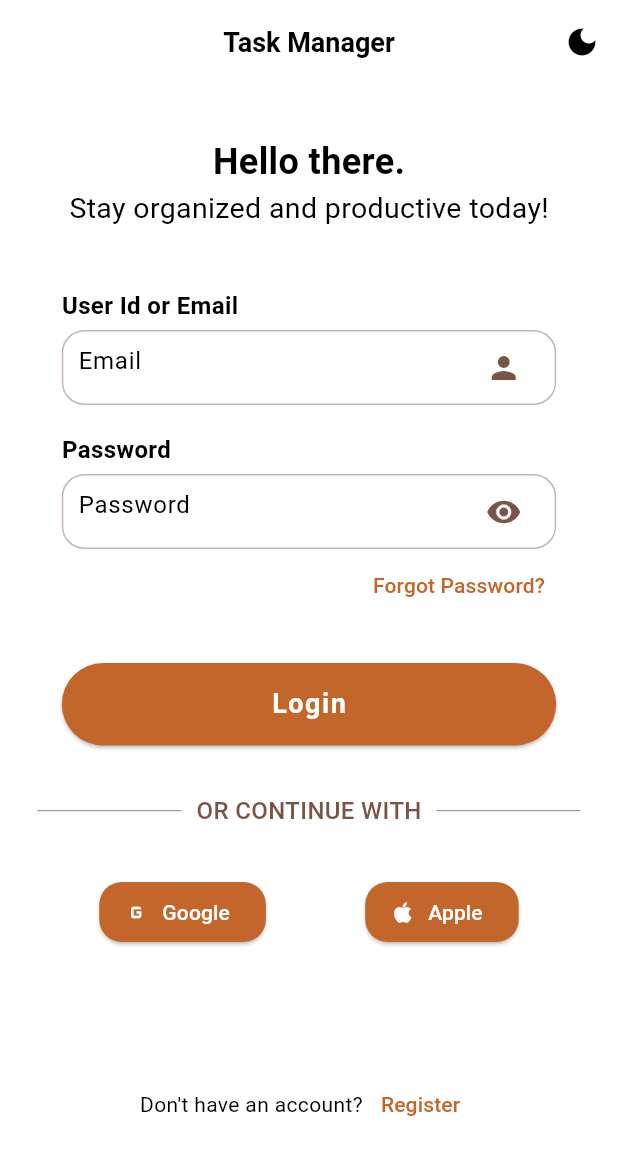
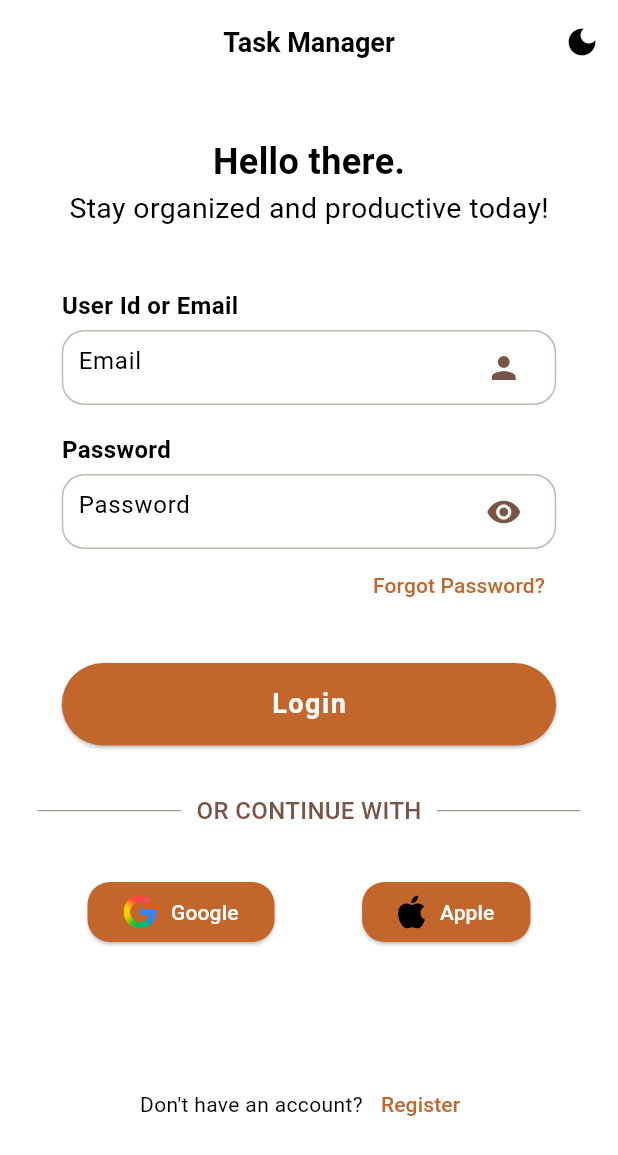
Before and after one commit to edd86/tasks_todo, a Flutter app: the screen it shows after launch, on a phone screen of 412 x 824 dp. Shown: the top 1155 px of the screen. Run offline on Flutter 3.47's test engine with Material 3 defaults, Android fonts, the phone set to English and light mode, and no system bars; our stand-ins replace email_validator, flutter_dotenv, flutter_riverpod, flutter_svg, go_router, supabase_flutter; accounts and stored records are empty.

Commit message:
feat: Update login page buttons to use SVG icons and enhance home page navigation

```diff
--- a/lib/features/authentication/presentation/pages/login_page.dart
+++ b/lib/features/authentication/presentation/pages/login_page.dart
@@ -1,5 +1,6 @@
 import 'package:flutter/material.dart';
 import 'package:flutter_riverpod/flutter_riverpod.dart';
+import 'package:flutter_svg/svg.dart';
 import 'package:go_router/go_router.dart';
 import 'package:tasks_todo/core/presentation/widgets/custom_elevated_button.dart';
 import 'package:tasks_todo/core/presentation/widgets/custom_text_field.dart';
@@ -130,15 +131,26 @@ class LoginPage extends ConsumerWidget {
               mainAxisAlignment: MainAxisAlignment.spaceEvenly,
               crossAxisAlignment: CrossAxisAlignment.center,
               children: [
-                ElevatedButton.icon(
+                ElevatedButton(
                   onPressed: () {},
-                  icon: Icon(Icons.g_mobiledata),
-                  label: Text('Google'),
+                  child: Row(
+                    mainAxisAlignment: MainAxisAlignment.spaceAround,
+                    children: [
+                      SvgPicture.asset('assets/svg/google.svg', height: 22),
+                      SizedBox(width: 10),
+                      Text('Google'),
+                    ],
+                  ),
                 ),
-                ElevatedButton.icon(
+                ElevatedButton(
                   onPressed: () {},
-                  icon: Icon(Icons.apple),
-                  label: Text('Apple'),
+                  child: Row(
+                    children: [
+                      SvgPicture.asset('assets/svg/apple.svg', height: 22),
+                      SizedBox(width: 10),
+                      Text('Apple'),
+                    ],
+                  ),
                 ),
               ],
             ),
--- a/lib/features/home/presentation/pages/home_page.dart
+++ b/lib/features/home/presentation/pages/home_page.dart
@@ -1,4 +1,5 @@
 import 'package:flutter/material.dart';
+import 'package:go_router/go_router.dart';
 import 'package:tasks_todo/features/home/presentation/widgets/lists_task.dart';
 import '../widgets/custom_header.dart';
 import '../widgets/calendar_strip.dart';
@@ -37,7 +38,7 @@ class HomePage extends StatelessWidget {
       floatingActionButtonLocation: FloatingActionButtonLocation.endFloat,
       floatingActionButton: FloatingActionButton(
         child: const Icon(Icons.add_task),
-        onPressed: () {},
+        onPressed: () => context.push('/new_task'),
       ),
     );
   }
```
